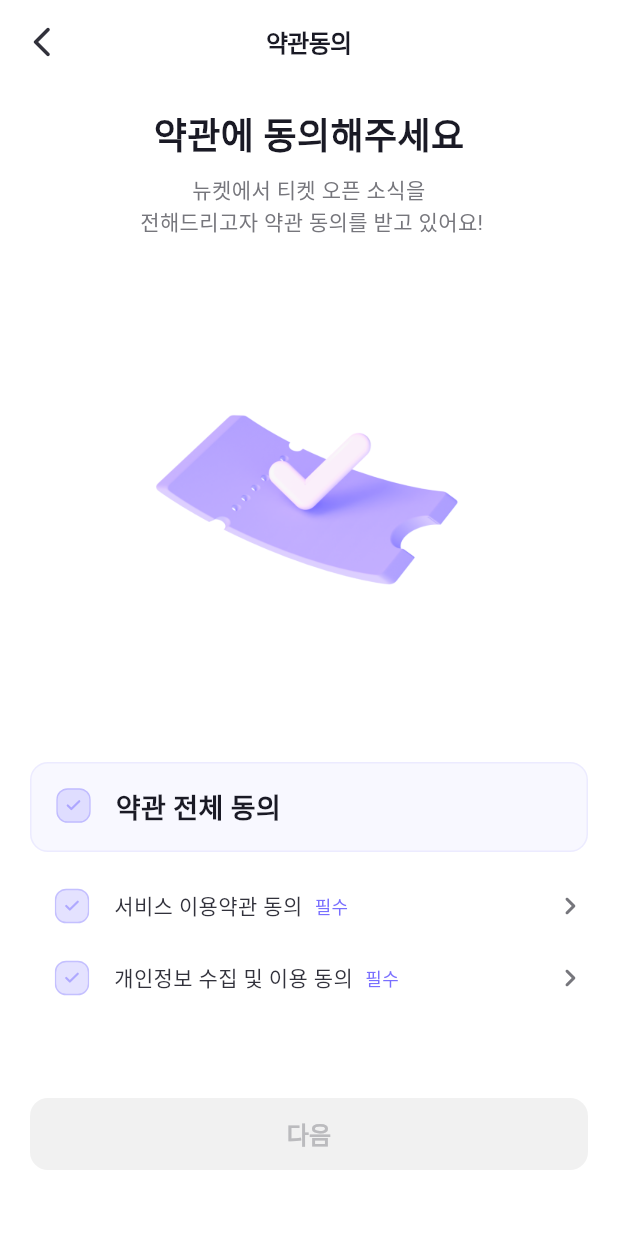
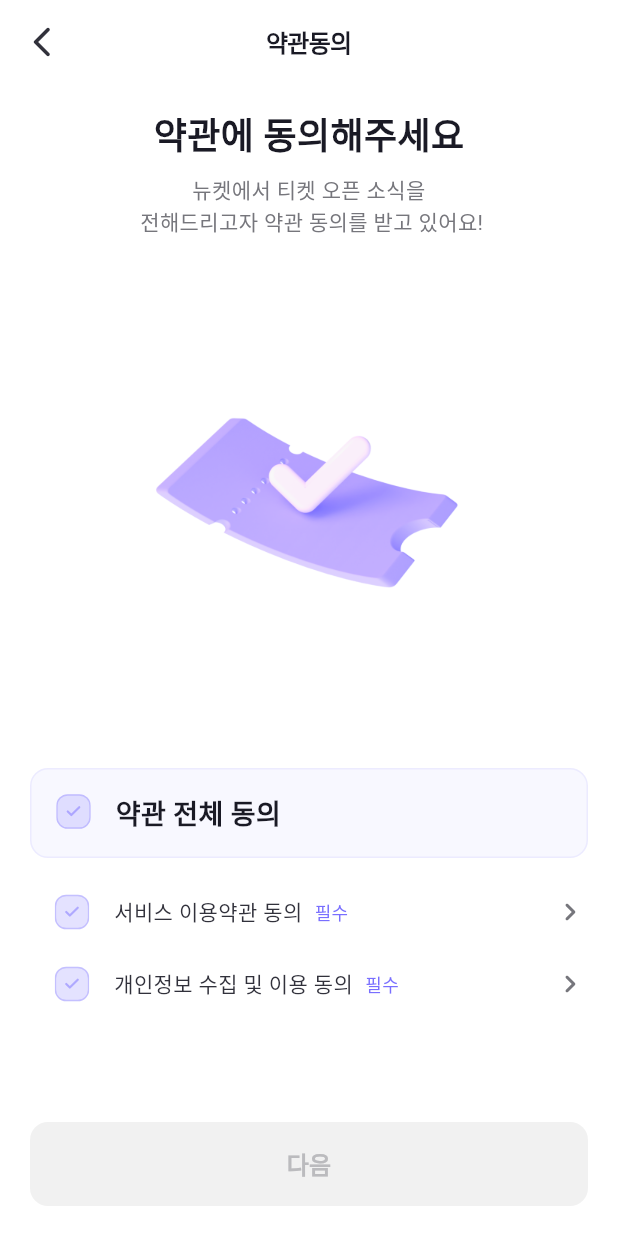
Before and after one commit to newket/FRONTEND, a Flutter app: the AgreementScreen screen opened directly, on a phone screen of 412 x 824 dp. Run offline on Flutter 3.47's test engine with Material 3 defaults, Android fonts, the phone set to English and light mode, and no system bars; our stand-ins replace dio, firebase_core, firebase_messaging, flutter_dotenv, flutter_local_notifications, flutter_secure_storage and 6 more; missing offline and left inert: amplitude_flutter, kakao_flutter_sdk, kakao_flutter_sdk_common; accounts and stored records are empty; Roboto replaces fonts that are missing (Pretendard).

Commit message:
feat:v2.1.0 약관동의 안드 제스쳐바 고려

```diff
--- a/lib/view/login/screen/agreement_screen.dart
+++ b/lib/view/login/screen/agreement_screen.dart
@@ -272,10 +272,15 @@ class _AgreementScreen extends State<AgreementScreen> {
                     )
                   ],
                 )),
-                  Column(
-                    children: [
-                      if (isAllSelected)
-                        ElevatedButton(
+              ])),
+      bottomNavigationBar: Container(
+          color: Colors.white,
+          width: MediaQuery.of(context).size.width - 40,
+          height: 88 + MediaQuery.of(context).viewPadding.bottom,
+          padding:
+              EdgeInsets.only(bottom: MediaQuery.of(context).viewPadding.bottom + 20, top: 12, left: 20, right: 20),
+          child: isAllSelected
+              ? ElevatedButton(
                   onPressed: () async {
                     Get.dialog(
                       const Center(
@@ -283,7 +288,6 @@ class _AgreementScreen extends State<AgreementScreen> {
                       ),
                       barrierDismissible: false, // 화면 터치해도 닫히지 않음
                     );
-
                     try {
                       // 여기에 실제 회원가입 API 호출
                       var storage = const FlutterSecureStorage();
@@ -295,8 +299,8 @@ class _AgreementScreen extends State<AgreementScreen> {
                         String? email = await storage.read(key: 'APPLE_EMAIL');
                         String? socialId = await storage.read(key: 'APPLE_SOCIAL_ID');
 
-                                await AuthRepository().signUpAppleApi(
-                                    SignUpAppleRequest(name: appleName!, email: email!, socialId: socialId!));
+                        await AuthRepository()
+                            .signUpAppleApi(SignUpAppleRequest(name: appleName!, email: email!, socialId: socialId!));
 
                         await storage.delete(key: 'APPLE_NAME');
                         await storage.delete(key: 'APPLE_EMAIL');
@@ -325,12 +329,17 @@ class _AgreementScreen extends State<AgreementScreen> {
                     }
                   },
                   style: ElevatedButton.styleFrom(
-                            backgroundColor: pn_100, // 버튼 색상
+                    backgroundColor: pn_100,
+                    // 버튼 색상
                     padding: const EdgeInsets.all(12),
                     shape: RoundedRectangleBorder(
                       borderRadius: BorderRadius.circular(12),
                     ),
-                            minimumSize: const Size(0, 48), // 버튼 높이 조정
+                    minimumSize: const Size(0, 48),
+                    // 버튼 높이 조정
+                    shadowColor: Colors.transparent,
+                  ).copyWith(
+                    splashFactory: NoSplash.splashFactory,
                   ),
                   child: const Row(
                     mainAxisAlignment: MainAxisAlignment.center,
@@ -347,8 +356,7 @@ class _AgreementScreen extends State<AgreementScreen> {
                     ],
                   ),
                 )
-                      else
-                        ElevatedButton(
+              : ElevatedButton(
                   onPressed: () {},
                   style: ElevatedButton.styleFrom(
                     elevation: 0,
@@ -359,6 +367,9 @@ class _AgreementScreen extends State<AgreementScreen> {
                     shape: RoundedRectangleBorder(
                       borderRadius: BorderRadius.circular(12),
                     ),
+                    shadowColor: Colors.transparent,
+                  ).copyWith(
+                    splashFactory: NoSplash.splashFactory,
                   ),
                   child: const Row(
                     mainAxisAlignment: MainAxisAlignment.center,
@@ -373,10 +384,7 @@ class _AgreementScreen extends State<AgreementScreen> {
                         ),
                       )
                     ],
-                            )),
-                      const SizedBox(height: 44),
-                    ],
-                  )
-                ])));
+                  ))),
+    );
   }
 }
```
Lines whose indentation alone changed are shown as unchanged.
